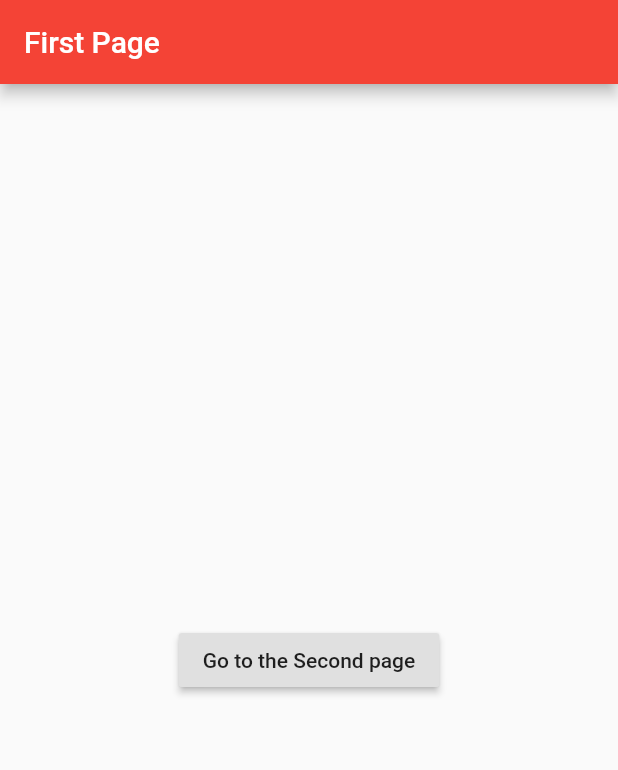
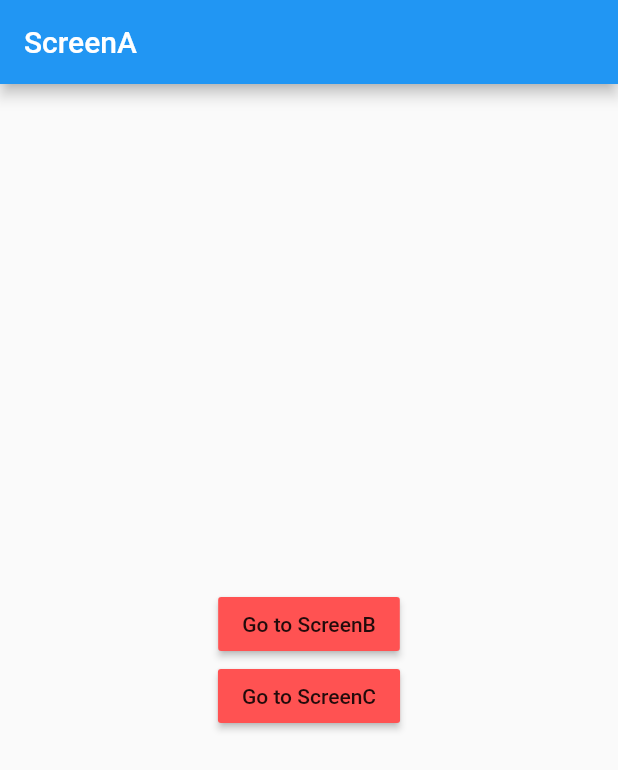
Before and after one commit to kwonjs1996/flutterPractice, a Flutter app: the screen it shows after launch, on a phone screen of 412 x 824 dp. Shown: the top 770 px of the screen. Run offline on Flutter 3.47's test engine with Material 2 defaults, Android fonts, the phone set to English and light mode, and no system bars.

```diff
--- /dev/null
+++ b/lib/ScreenA.dart
@@ -0,0 +1,35 @@
+import 'package:flutter/material.dart';
+
+class ScreenA extends StatelessWidget {
+  const ScreenA({Key? key}) : super(key: key);
+
+  @override
+  Widget build(BuildContext context) {
+    return Scaffold(
+      appBar: AppBar(
+        title: Text('ScreenA'),
+      ),
+      body: Center(
+        child: Column(
+          mainAxisAlignment: MainAxisAlignment.center,
+          children: [
+            RaisedButton(
+              color: Colors.redAccent,
+              onPressed: () {
+                Navigator.pushNamed(context, '/b');
+              },
+              child: Text('Go to ScreenB'),
+            ),
+            RaisedButton(
+              color: Colors.redAccent,
+              onPressed: () {
+                Navigator.pushNamed(context, '/c');
+              },
+              child: Text('Go to ScreenC'),
+            ),
+          ],
+        ),
+      ),
+    );
+  }
+}
--- /dev/null
+++ b/lib/ScreenB.dart
@@ -0,0 +1,20 @@
+import 'package:flutter/material.dart';
+
+class ScreenB extends StatelessWidget {
+  const ScreenB({Key? key}) : super(key: key);
+
+  @override
+  Widget build(BuildContext context) {
+    return Scaffold(
+      appBar: AppBar(
+        title: Text('ScreenB'),
+      ),
+      body: Center(
+        child: Text(
+          'ScreenB',
+          style: TextStyle(fontSize: 24),
+        ),
+      ),
+    );
+  }
+}
--- /dev/null
+++ b/lib/ScreenC.dart
@@ -0,0 +1,20 @@
+import 'package:flutter/material.dart';
+
+class ScreenC extends StatelessWidget {
+  const ScreenC({Key? key}) : super(key: key);
+
+  @override
+  Widget build(BuildContext context) {
+    return Scaffold(
+      appBar: AppBar(
+        title: Text('ScreenC'),
+      ),
+      body: Center(
+        child: Text(
+          'ScreenC',
+          style: TextStyle(fontSize: 24),
+        ),
+      ),
+    );
+  }
+}
--- a/lib/main.dart
+++ b/lib/main.dart
@@ -1,58 +1,23 @@
 import 'package:flutter/material.dart';
-import 'package:fluttertoast/fluttertoast.dart';
+import 'package:practice/ScreenA.dart';
+import 'package:practice/ScreenB.dart';
+import 'package:practice/ScreenC.dart';
 
 void main() => runApp(MyApp());
 
 class MyApp extends StatelessWidget {
   const MyApp({Key? key}) : super(key: key);
+
   @override
   //BuildContext
   Widget build(BuildContext context) {
     return MaterialApp(
-      title: 'Appbar',
-      theme: ThemeData(primarySwatch: Colors.red),
-      home: FirstPage(),
+      initialRoute: '/',
+      routes: {
+        '/': (context) => ScreenA(),
+        '/b': (context) => ScreenB(),
+        '/c': (context) => ScreenC(),
+      },
     );
   }
 }
-
-class FirstPage extends StatelessWidget {
-  const FirstPage({Key? key}) : super(key: key);
-  @override
-  Widget build(BuildContext context2) {
-    return Scaffold(
-      appBar: AppBar(
-        title: Text('First Page'),
-      ),
-      body: Center(
-        child: RaisedButton(
-          child: Text('Go to the Second page'),
-          onPressed: () {
-            Navigator.push(context2,
-                MaterialPageRoute(builder: (context) => SecondPage()));
-          },
-        ),
-      ),
-    );
-  }
-}
-
-class SecondPage extends StatelessWidget {
-  const SecondPage({Key? key}) : super(key: key);
-  @override
-  Widget build(BuildContext context) {
-    return Scaffold(
-      appBar: AppBar(
-        title: Text('Second Page'),
-      ),
-      body: Center(
-        child: RaisedButton(
-          child: Text('Go to the First page'),
-          onPressed: () {
-            Navigator.pop(context);
-          },
-        ),
-      ),
-    );
-  }
-}
```
Also changed, not shown: lib/drawer.dart (deleted).
